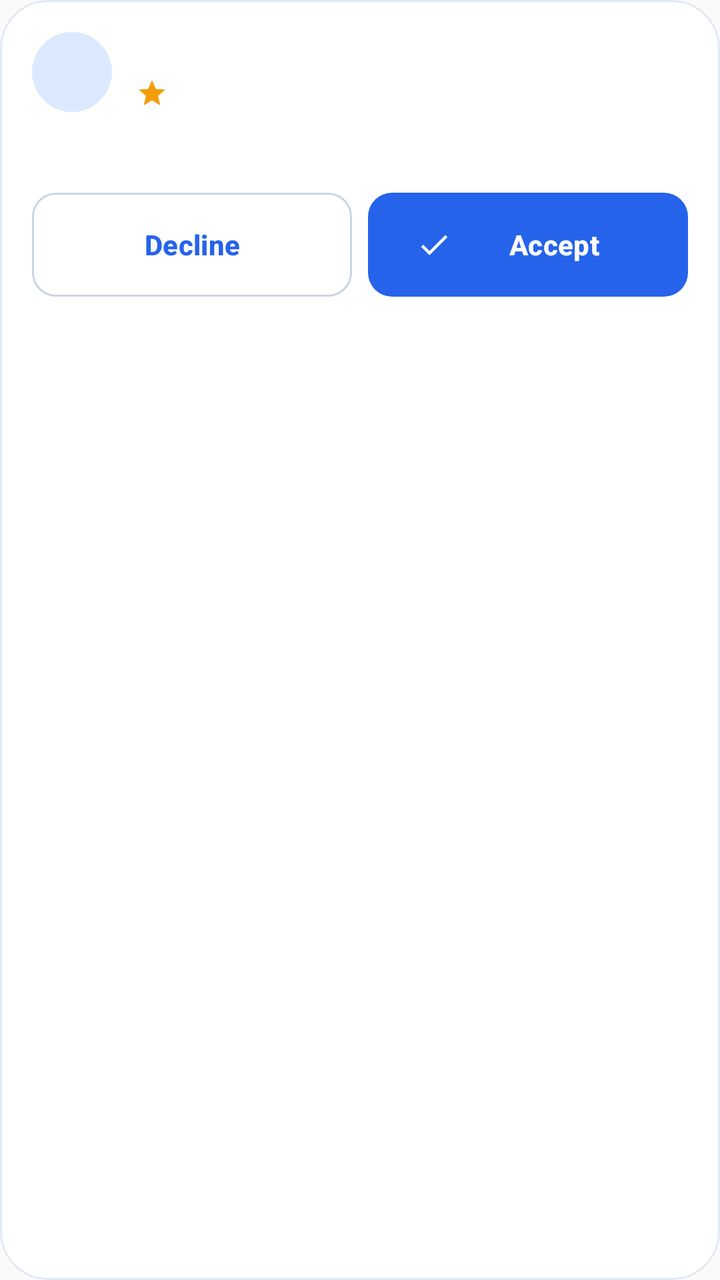
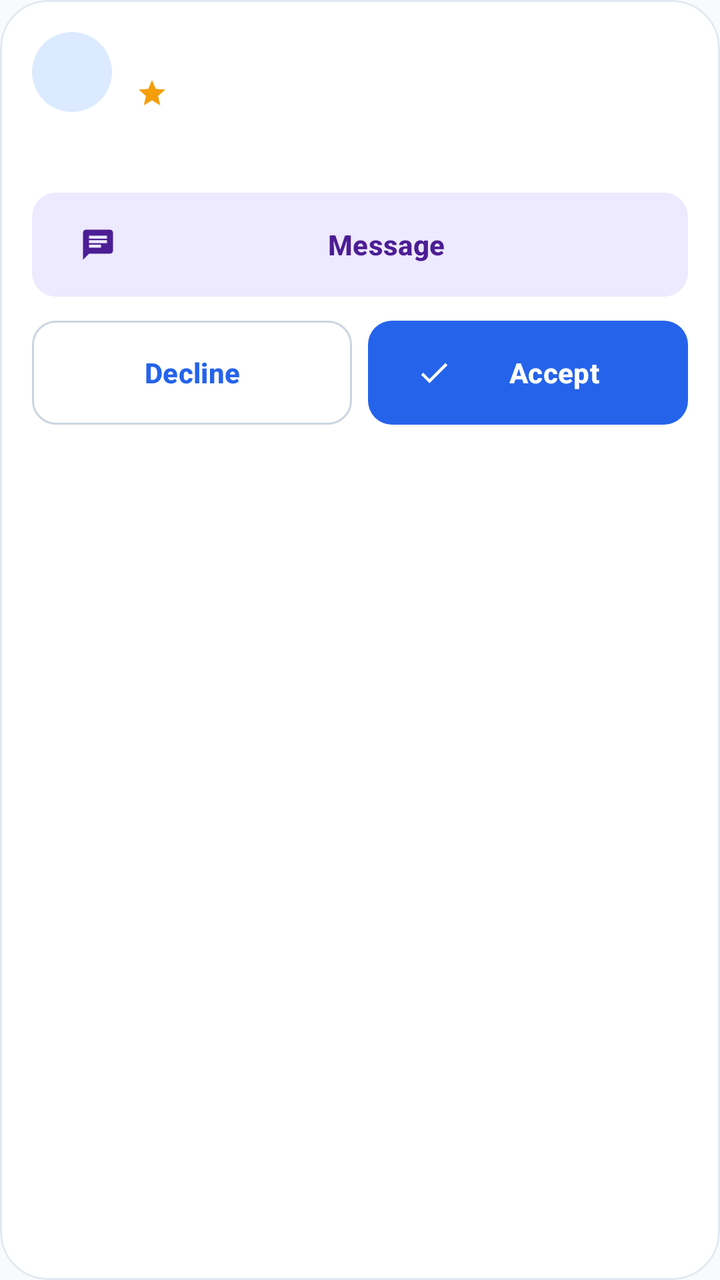

Before-and-after screenshots of an Android layout around one commit, followed by the original layout XML and the change that was made.
<!-- AndroidManifest.xml: application theme Theme.RideAlong -->
<!-- res/layout/item_request.xml -->
<?xml version="1.0" encoding="utf-8"?>
<com.google.android.material.card.MaterialCardView xmlns:android="http://schemas.android.com/apk/res/android"
    xmlns:app="http://schemas.android.com/apk/res-auto"
    android:layout_width="match_parent"
    android:layout_height="wrap_content"
    android:layout_marginHorizontal="@dimen/screen_padding"
    android:layout_marginVertical="@dimen/space_s">

    <LinearLayout
        android:layout_width="match_parent"
        android:layout_height="wrap_content"
        android:orientation="vertical"
        android:padding="@dimen/space_l">

        <LinearLayout
            android:id="@+id/header"
            android:layout_width="match_parent"
            android:layout_height="wrap_content"
            android:background="?attr/selectableItemBackground"
            android:gravity="center_vertical"
            android:orientation="horizontal">

            <com.google.android.material.imageview.ShapeableImageView
                android:id="@+id/avatar"
                style="@style/Widget.RideAlong.Avatar"
                android:layout_width="@dimen/avatar_s"
                android:layout_height="@dimen/avatar_s"
                android:contentDescription="@string/cd_avatar" />

            <LinearLayout
                android:layout_width="0dp"
                android:layout_height="wrap_content"
                android:layout_marginStart="@dimen/space_m"
                android:layout_weight="1"
                android:orientation="vertical">

                <TextView
                    android:id="@+id/name"
                    android:layout_width="wrap_content"
                    android:layout_height="wrap_content"
                    android:textAppearance="@style/TextAppearance.RideAlong.TitleMedium" />

                <include
                    android:id="@+id/rating"
                    layout="@layout/component_rating_summary" />
            </LinearLayout>

            <TextView
                android:id="@+id/status"
                android:layout_width="wrap_content"
                android:layout_height="wrap_content"
                android:paddingHorizontal="@dimen/space_m"
                android:paddingVertical="@dimen/space_xs"
                android:textAppearance="@style/TextAppearance.RideAlong.Caption"
                android:textStyle="bold" />
        </LinearLayout>

        <TextView
            android:id="@+id/details"
            android:layout_width="match_parent"
            android:layout_height="wrap_content"
            android:layout_marginTop="@dimen/space_m"
            android:textAppearance="@style/TextAppearance.RideAlong.Caption" />

        <TextView
            android:id="@+id/message"
            android:layout_width="match_parent"
            android:layout_height="wrap_content"
            android:layout_marginTop="@dimen/space_s"
            android:background="@drawable/bg_input_bar"
            android:padding="@dimen/space_m"
            android:textAppearance="@style/TextAppearance.RideAlong.Body"
            android:visibility="gone" />

        <LinearLayout
            android:id="@+id/actions"
            android:layout_width="match_parent"
            android:layout_height="wrap_content"
            android:layout_marginTop="@dimen/space_m"
            android:orientation="horizontal">

            <com.google.android.material.button.MaterialButton
                android:id="@+id/reject"
                style="@style/Widget.RideAlong.Button.Outlined"
                android:layout_width="0dp"
                android:layout_height="wrap_content"
                android:layout_weight="1"
                android:text="@string/action_reject" />

            <com.google.android.material.button.MaterialButton
                android:id="@+id/accept"
                android:layout_width="0dp"
                android:layout_height="wrap_content"
                android:layout_marginStart="@dimen/space_s"
                android:layout_weight="1"
                android:text="@string/action_accept"
                app:icon="@drawable/ic_check" />
        </LinearLayout>
    </LinearLayout>
</com.google.android.material.card.MaterialCardView>
<!-- res/layout/component_rating_summary.xml (included above) -->
<?xml version="1.0" encoding="utf-8"?>
<LinearLayout xmlns:android="http://schemas.android.com/apk/res/android"
    xmlns:app="http://schemas.android.com/apk/res-auto"
    android:layout_width="wrap_content"
    android:layout_height="wrap_content"
    android:gravity="center_vertical"
    android:orientation="horizontal">

    <ImageView
        android:layout_width="@dimen/icon_s"
        android:layout_height="@dimen/icon_s"
        android:importantForAccessibility="no"
        android:src="@drawable/ic_star"
        app:tint="@color/ra_star" />

    <TextView
        android:id="@+id/rating_value"
        android:layout_width="wrap_content"
        android:layout_height="wrap_content"
        android:layout_marginStart="@dimen/space_xxs"
        android:textAppearance="@style/TextAppearance.RideAlong.Caption"
        android:textColor="@color/ra_text"
        android:textStyle="bold" />

    <TextView
        android:id="@+id/rating_rides"
        android:layout_width="wrap_content"
        android:layout_height="wrap_content"
        android:layout_marginStart="@dimen/space_xs"
        android:textAppearance="@style/TextAppearance.RideAlong.Caption" />
</LinearLayout>
<!-- resources referenced by this layout -->
<resources>
  <color name="ra_star">#F59E0B</color>
  <color name="ra_text">#0F172A</color>
  <dimen name="avatar_s">40dp</dimen>
  <dimen name="icon_s">16dp</dimen>
  <dimen name="screen_padding">20dp</dimen>
  <dimen name="space_l">16dp</dimen>
  <dimen name="space_m">12dp</dimen>
  <dimen name="space_s">8dp</dimen>
  <dimen name="space_xs">4dp</dimen>
  <dimen name="space_xxs">2dp</dimen>
  <!-- drawable bg_input_bar (drawable) -->
  <shape xmlns:android="http://schemas.android.com/apk/res/android">
      <solid android:color="@color/ra_surface_variant"/>
      <corners android:radius="24dp"/>
  </shape>
  <string name="action_accept">Accept</string>
  <string name="action_reject">Decline</string>
  <string name="cd_avatar">Profile picture</string>
  <color name="ra_surface_variant">#F1F5F9</color>
  <color name="ra_text_secondary">#475569</color>
  <style name="ShapeAppearance.RideAlong.Circle" parent="">
          <item name="cornerFamily">rounded</item>
          <item name="cornerSize">50%</item>
      </style>
  <color name="ra_primary_container">#DBEAFE</color>
  <dimen name="button_height">52dp</dimen>
  <style name="TextAppearance.RideAlong.Label" parent="TextAppearance.Material3.LabelLarge">
          <item name="android:textSize">14sp</item>
          <item name="android:textStyle">bold</item>
      </style>
  <color name="ra_outline_strong">#CBD5E1</color>
  <color name="ra_primary">#2563EB</color>
  <color name="ra_white">#FFFFFF</color>
  <color name="ra_on_primary_container">#1E3A8A</color>
  <color name="ra_secondary">#7C3AED</color>
  <color name="ra_secondary_container">#EDE9FE</color>
  <color name="ra_on_secondary_container">#4C1D95</color>
  <color name="ra_background">#F8FAFC</color>
  <color name="ra_surface">#FFFFFF</color>
  <color name="ra_outline">#E2E8F0</color>
  <color name="ra_error">#DC2626</color>
  <color name="ra_error_container">#FEE2E2</color>
  <style name="ShapeAppearance.RideAlong.Small" parent="ShapeAppearance.Material3.SmallComponent">
          <item name="cornerFamily">rounded</item>
          <item name="cornerSize">@dimen/radius_s</item>
      </style>
  <style name="ShapeAppearance.RideAlong.Large" parent="ShapeAppearance.Material3.LargeComponent">
          <item name="cornerFamily">rounded</item>
          <item name="cornerSize">@dimen/radius_xl</item>
      </style>
  <style name="ThemeOverlay.RideAlong.BottomSheet" parent="ThemeOverlay.Material3.BottomSheetDialog">
          <item name="bottomSheetStyle">@style/Widget.RideAlong.BottomSheet</item>
      </style>
  <dimen name="radius_m">12dp</dimen>
  <dimen name="radius_s">8dp</dimen>
  <dimen name="radius_xl">24dp</dimen>
  <dimen name="stroke">1dp</dimen>
  <dimen name="card_elevation">0dp</dimen>
  <style name="Widget.RideAlong.BottomNav.Indicator" parent="Widget.Material3.BottomNavigationView.ActiveIndicator">
          <item name="android:color">@color/ra_primary_container</item>
      </style>
  <!-- unchanged entries left out for length: 20 -->
</resources>

<!-- the commit's change to res/layout/item_request.xml (unified diff, before → after) -->
@@ -72,6 +72,15 @@
             android:textAppearance="@style/TextAppearance.RideAlong.Body"
             android:visibility="gone" />
 
+        <com.google.android.material.button.MaterialButton
+            android:id="@+id/message_btn"
+            style="@style/Widget.RideAlong.Button.Tonal"
+            android:layout_width="match_parent"
+            android:layout_height="wrap_content"
+            android:layout_marginTop="@dimen/space_m"
+            android:text="@string/action_message"
+            app:icon="@drawable/ic_chat" />
+
         <LinearLayout
             android:id="@+id/actions"
             android:layout_width="match_parent"
<!-- resource entries referenced after the edit -->
@@ -15,9 +15,28 @@
       <solid android:color="@color/ra_surface_variant"/>
       <corners android:radius="24dp"/>
   </shape>
+  <!-- drawable ic_chat (drawable) -->
+  <vector xmlns:android="http://schemas.android.com/apk/res/android"
+      android:width="24dp"
+      android:height="24dp"
+      android:tint="?attr/colorControlNormal"
+      android:viewportWidth="24"
+      android:viewportHeight="24">
+      <path
+          android:fillColor="@android:color/white"
+          android:pathData="M20,2H4c-1.1,0 -1.99,0.9 -1.99,2L2,22l4,-4h14c1.1,0 2,-0.9 2,-2V4c0,-1.1 -0.9,-2 -2,-2zM6,9h12v2H6V9zM14,14H6v-2h8v2zM18,8H6V6h12v2z" />
+  </vector>
   <string name="action_accept">Accept</string>
+  <string name="action_message">Message</string>
   <string name="action_reject">Decline</string>
   <string name="cd_avatar">Profile picture</string>
+  <style name="Widget.RideAlong.Button.Tonal" parent="Widget.Material3.Button.TonalButton">
+          <item name="android:minHeight">@dimen/button_height</item>
+          <item name="android:textAppearance">@style/TextAppearance.RideAlong.Label</item>
+          <item name="shapeAppearance">@style/ShapeAppearance.RideAlong.Medium</item>
+          <item name="android:insetTop">0dp</item>
+          <item name="android:insetBottom">0dp</item>
+      </style>
   <color name="ra_surface_variant">#F1F5F9</color>
   <color name="ra_text_secondary">#475569</color>
   <style name="ShapeAppearance.RideAlong.Circle" parent="">
